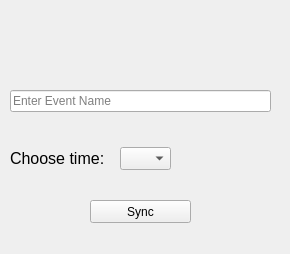
jelisavetagavrilovic/kOrganizify, file kOrganizify/src/syncwindow.ui: the form before one commit.
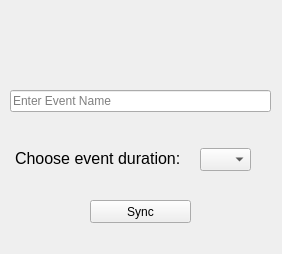
The form after the commit. Icons and pictures are not drawn.

Diff of the .ui file:
```diff
--- a/kOrganizify/src/syncwindow.ui
+++ b/kOrganizify/src/syncwindow.ui
@@ -6,7 +6,7 @@
    <rect>
     <x>0</x>
     <y>0</y>
-    <width>290</width>
+    <width>282</width>
     <height>254</height>
    </rect>
   </property>
@@ -46,8 +46,8 @@
   <widget class="QComboBox" name="cbSelectHours">
    <property name="geometry">
     <rect>
-     <x>120</x>
-     <y>147</y>
+     <x>200</x>
+     <y>148</y>
      <width>51</width>
      <height>23</height>
     </rect>
@@ -78,9 +78,9 @@
   <widget class="QLabel" name="lblChooseTime">
    <property name="geometry">
     <rect>
-     <x>10</x>
+     <x>15</x>
      <y>150</y>
-     <width>121</width>
+     <width>171</width>
      <height>16</height>
     </rect>
    </property>
@@ -90,7 +90,7 @@
     </font>
    </property>
    <property name="text">
-    <string>Choose time:</string>
+    <string>Choose event duration:</string>
    </property>
   </widget>
   <widget class="QLabel" name="lblIcon">
```
